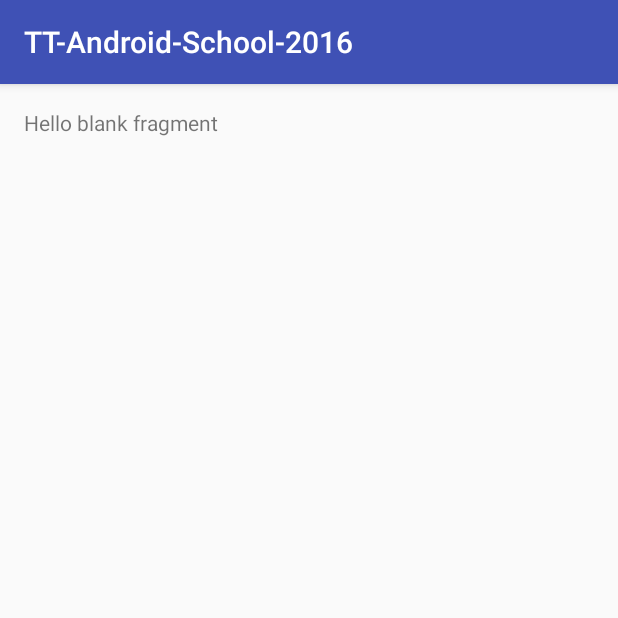
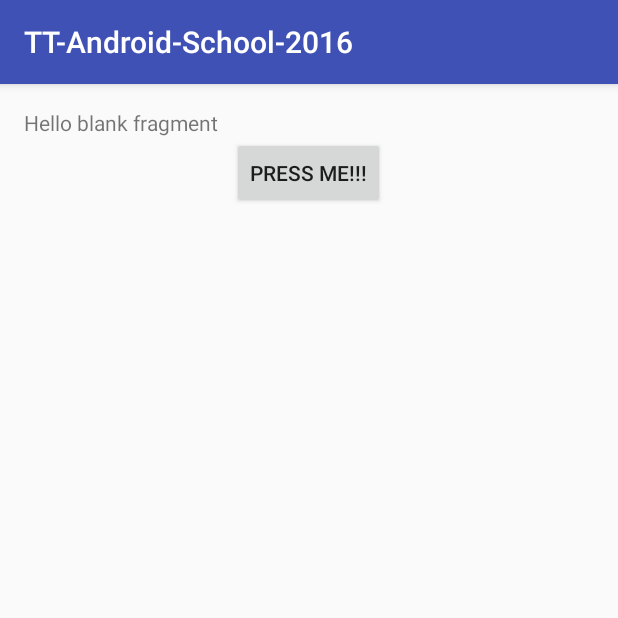
Before and after one commit to Pasenchuk/TT-Android-School-2016, an Android app: the screen it shows after launch (MainActivity), on a phone screen of 412 x 824 dp, the top half of it. Run offline under Robolectric (Android 15) with nearby library versions, the phone set to English and light mode, and no system bars.

Commit message:
Добавляем зависимость с библиотекой  ButterKnife. Добавляем кнопку и айдишники для кнопки и текстового поля в разметку фрагмента.

```diff
--- a/app/build.gradle
+++ b/app/build.gradle
@@ -24,4 +24,6 @@ dependencies {
     testCompile 'junit:junit:4.12'
     compile 'com.android.support:appcompat-v7:23.1.1'
     compile 'com.android.support:support-v4:23.1.1'
+
+    compile 'com.jakewharton:butterknife:7.0.1'
 }
--- a/app/src/main/res/layout/fragment_main.xml
+++ b/app/src/main/res/layout/fragment_main.xml
@@ -1,13 +1,24 @@
-<FrameLayout xmlns:android="http://schemas.android.com/apk/res/android"
+<LinearLayout xmlns:android="http://schemas.android.com/apk/res/android"
     xmlns:tools="http://schemas.android.com/tools"
     android:layout_width="match_parent"
     android:layout_height="match_parent"
+    android:orientation="vertical"
     tools:context="com.ucsoftworks.tt_android_school_2016.MainFragment">
+    <!--Заменяем FrameLayout на Linear, так как он автоматически-->
+    <!--выстраивает элементы интерфейса один за другим-->
+    <TextView
+        android:id="@+id/label"
+        android:layout_width="match_parent"
+        android:layout_height="wrap_content"
+        android:text="@string/hello_blank_fragment" />
+    <!--layout_height сменили на wrap_content, чтобы -->
+    <!--поле не занимало всю высоту экрана-->
 
-    <!-- TODO: Update blank fragment layout -->
-    <TextView
-        android:layout_width="match_parent"
-        android:layout_height="match_parent"
-        android:text="@string/hello_blank_fragment" />
+    <Button
+        android:id="@+id/button"
+        android:layout_width="wrap_content"
+        android:layout_height="wrap_content"
+        android:layout_gravity="center"
+        android:text="@string/press_me" />
 
-</FrameLayout>
+</LinearLayout>
--- a/app/src/main/res/values/strings.xml
+++ b/app/src/main/res/values/strings.xml
@@ -3,4 +3,5 @@
 
     <!-- TODO: Remove or change this placeholder text -->
     <string name="hello_blank_fragment">Hello blank fragment</string>
+    <string name="press_me">Press Me!!!</string>
 </resources>
```
